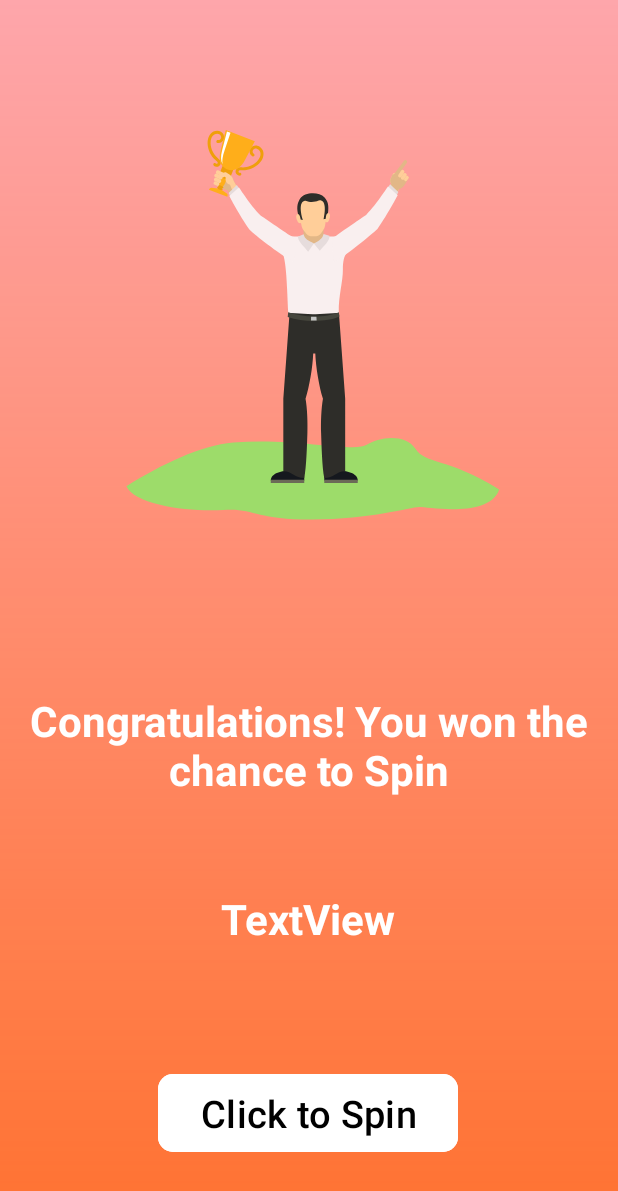
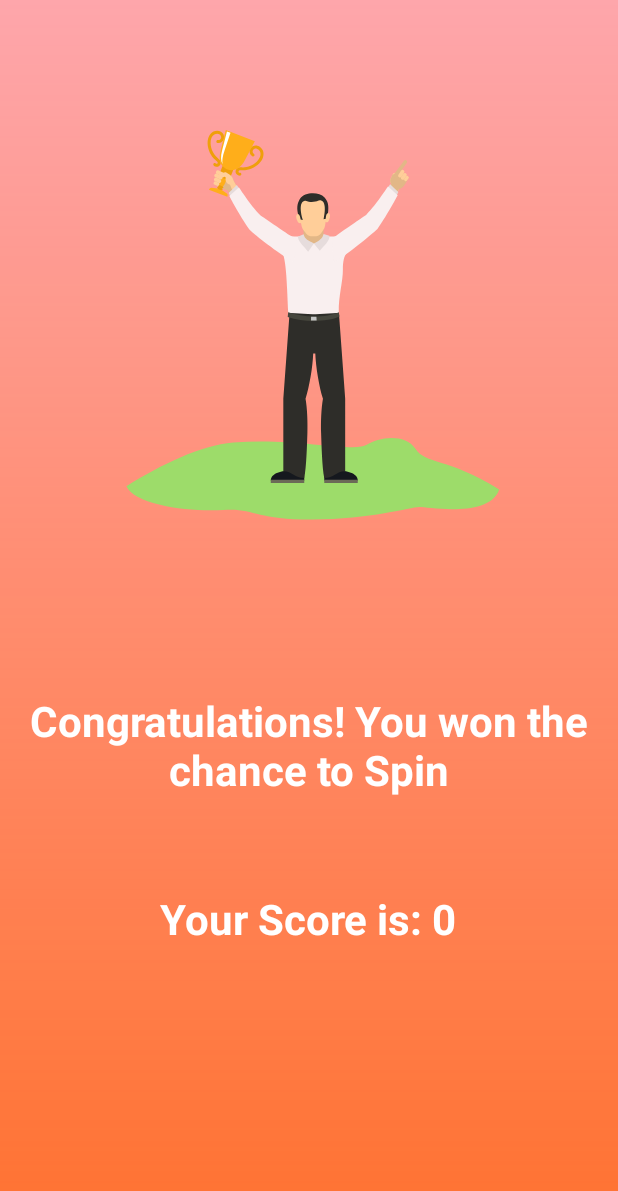
Before and after one commit to Zaynii19/Quiz-Earning-App, an Android app: the WinActivity screen opened directly, with no data from a screen before it, on a phone screen of 412 x 824 dp. Shown: the top 1191 px of the screen. Run offline under Robolectric (Android 15) with nearby library versions, the phone set to English and light mode, and no system bars; our stand-ins replace Firebase (no records; nobody signed in at launch, a user with empty details on screens opened directly); Roboto replaces fonts that are not available here.

Commit message:
WinLose Update & Spin Chance

```diff
--- a/app/src/main/java/com/example/earningquiz/WinActivity.kt
+++ b/app/src/main/java/com/example/earningquiz/WinActivity.kt
@@ -1,22 +1,30 @@
 package com.example.earningquiz
 
+import android.annotation.SuppressLint
 import android.content.Intent
 import android.os.Bundle
+import android.widget.Button
+import android.widget.Toast
 import androidx.activity.enableEdgeToEdge
 import androidx.appcompat.app.AppCompatActivity
 import androidx.core.view.ViewCompat
 import androidx.core.view.WindowInsetsCompat
 import com.example.earningquiz.databinding.ActivityWinBinding
 import com.example.earningquiz.fragments.SpinFragment
+import com.google.firebase.Firebase
+import com.google.firebase.auth.auth
+import com.google.firebase.database.database
 
 class WinActivity : AppCompatActivity() {
     private val binding:ActivityWinBinding by lazy {
         ActivityWinBinding.inflate(layoutInflater)
     }
+
+    @SuppressLint("SetTextI18n")
     override fun onCreate(savedInstanceState: Bundle?) {
         super.onCreate(savedInstanceState)
         enableEdgeToEdge()
-        setContentView(R.layout.activity_win)
+        setContentView(binding.root)
         ViewCompat.setOnApplyWindowInsetsListener(findViewById(R.id.main)) { v, insets ->
             val systemBars = insets.getInsets(WindowInsetsCompat.Type.systemBars())
             v.setPadding(systemBars.left, systemBars.top, systemBars.right, systemBars.bottom)
@@ -24,12 +32,7 @@ class WinActivity : AppCompatActivity() {
         }
 
         //Show User Score
-        val winScore = intent.getStringExtra("winnerScore")
-        binding.winScore.text = "Your Score is: ${winScore.toString()}"
-
-        binding.toSpin.setOnClickListener{
-            val intent = Intent(this, SpinFragment::class.java)
-            startActivity(intent)
-        }
+        val winScore = intent.getIntExtra("WinnerScore", 0)
+        binding.winScore.text = "Your Score is: $winScore"
     }
 }
--- a/app/src/main/res/layout/activity_win.xml
+++ b/app/src/main/res/layout/activity_win.xml
@@ -59,19 +59,4 @@
         app:layout_constraintTop_toBottomOf="@+id/wintext"
         app:layout_constraintVertical_bias="0.22000003" />
 
-    <Button
-        android:id="@+id/toSpin"
-        android:layout_width="200dp"
-        android:layout_height="60dp"
-        android:layout_marginBottom="52dp"
-        android:backgroundTint="@color/white"
-        android:text="@string/click_to_spin"
-        android:textColor="@color/black"
-        android:textSize="25sp"
-        app:cornerRadius="10dp"
-        app:layout_constraintBottom_toBottomOf="parent"
-        app:layout_constraintEnd_toEndOf="parent"
-        app:layout_constraintHorizontal_bias="0.498"
-        app:layout_constraintStart_toStartOf="parent" />
-
 </androidx.constraintlayout.widget.ConstraintLayout>
--- a/app/src/main/res/layout/fragment_spin.xml
+++ b/app/src/main/res/layout/fragment_spin.xml
@@ -4,6 +4,7 @@
     xmlns:tools="http://schemas.android.com/tools"
     android:layout_width="match_parent"
     android:layout_height="match_parent"
+    android:id="@+id/spinFragment"
     android:background="@drawable/fragments_background"
     tools:context=".fragments.SpinFragment">
 <androidx.constraintlayout.widget.ConstraintLayout
@@ -79,6 +80,7 @@
         android:text="@string/spin"
         android:textColor="@color/black"
         android:textSize="25sp"
+        android:visibility="visible"
         app:cornerRadius="10dp"
         app:layout_constraintBottom_toBottomOf="parent"
         app:layout_constraintEnd_toEndOf="parent"
```
Also changed, not shown: app/src/main/java/com/example/earningquiz/LoseActivity.kt (+4 -3 lines), app/src/main/java/com/example/earningquiz/QuizActivity.kt (+25 -3 lines), app/src/main/java/com/example/earningquiz/fragments/SpinFragment.kt (+30 -2 lines).
